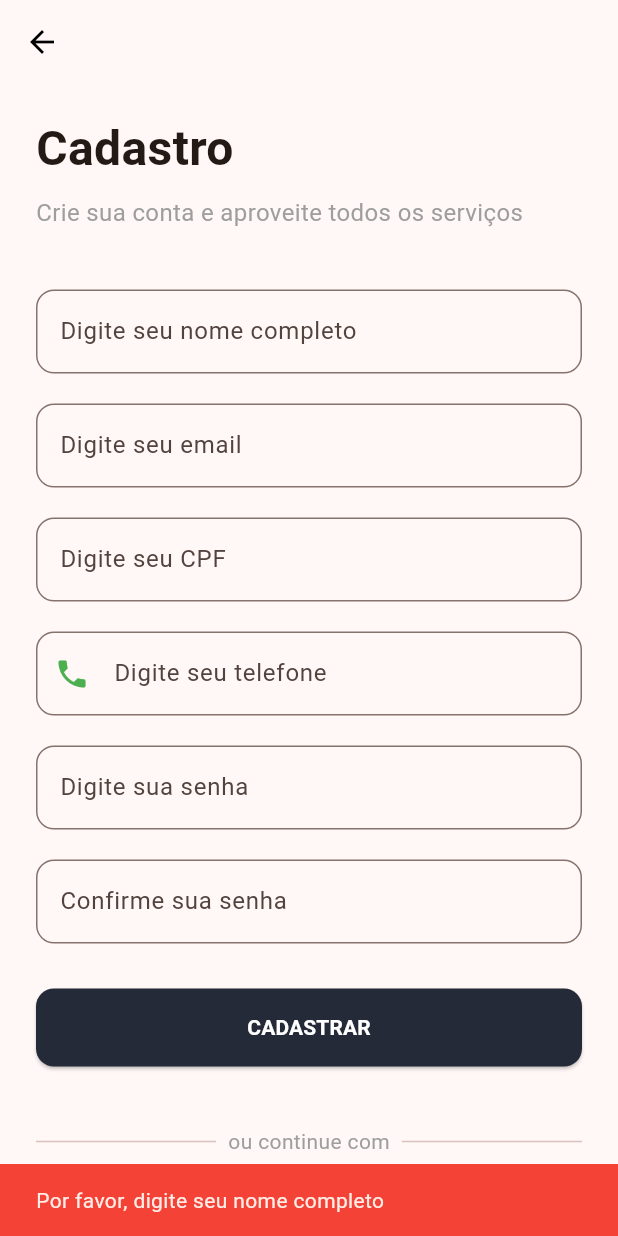
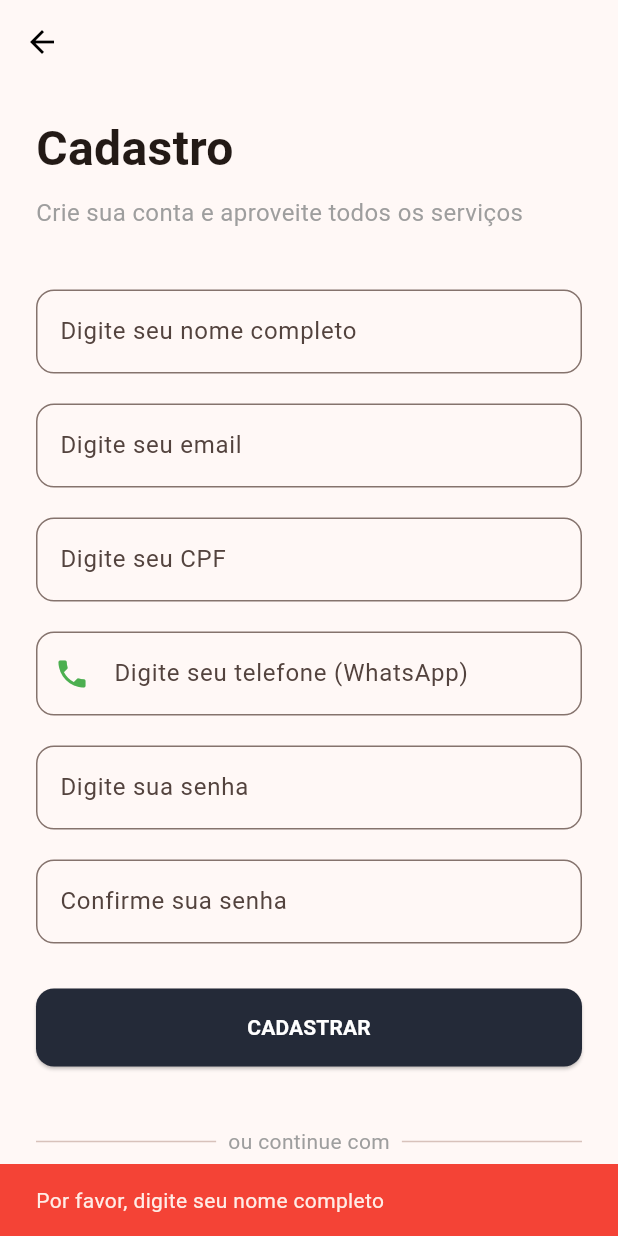
Before and after one commit to jeffinho-ns/agilizaiapp, a Flutter app: the SignUpScreen screen opened by its route, after a tap on "CADASTRAR", on a phone screen of 412 x 824 dp. Run offline on Flutter 3.47's test engine with Material 3 defaults, Android fonts, the phone set to English and light mode, and no system bars; our stand-ins replace diacritic, dio, flutter_secure_storage, font_awesome_flutter, geocoding, geolocator and 9 more; accounts and stored records are empty; statements that could not run were skipped.

Commit message:
ajuste no titulo

```diff
--- a/lib/screens/auth/signup_screen.dart
+++ b/lib/screens/auth/signup_screen.dart
@@ -56,7 +56,7 @@ class _SignUpScreenState extends State<SignUpScreen> {
     if (_telefoneController.text.isEmpty) {
       ScaffoldMessenger.of(context).showSnackBar(
         const SnackBar(
-            content: Text("Por favor, digite seu telefone (WhatsApp)"),
+            content: Text("Por favor, digite seu WhatsApp"),
             backgroundColor: Colors.red),
       );
       return;
@@ -199,7 +199,7 @@ class _SignUpScreenState extends State<SignUpScreen> {
             TextField(
               controller: _telefoneController,
               decoration: InputDecoration(
-                labelText: 'Digite seu telefone',
+                labelText: 'Digite seu telefone (WhatsApp)',
                 hintText: '(11) 99999-9999',
                 border: OutlineInputBorder(
                   borderRadius: BorderRadius.circular(12),
```
